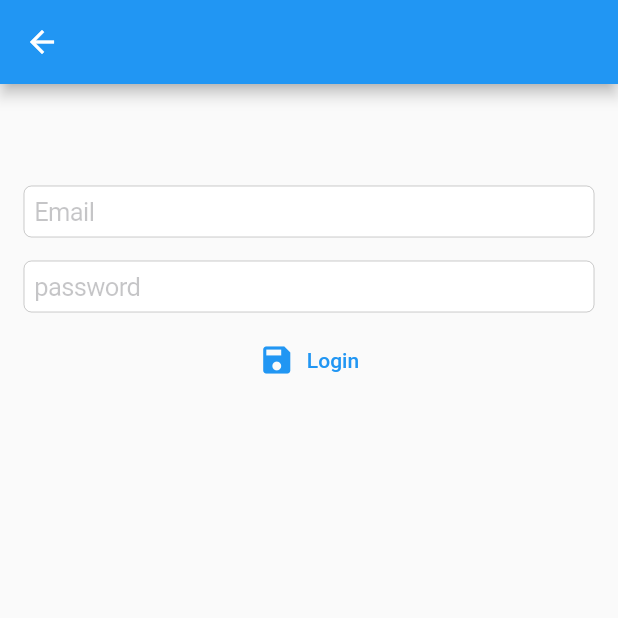
After one commit to its-dastan/flutter_nodejs_auth, a Flutter app: the screen it shows after launch, after a tap on "Login", on a phone screen of 412 x 824 dp, the top half of it. The commit adds this screen. Run offline on Flutter 3.47's test engine with Material 2 defaults, Android fonts, the phone set to English and light mode, and no system bars; our stand-ins replace shared_preferences.

```diff
--- /dev/null
+++ b/lib/pages/login_section.dart
@@ -0,0 +1,92 @@
+import 'package:flutter/material.dart';
+import 'dart:convert';
+import 'package:http/http.dart' as http;
+import 'package:flutter_nodejs_auth/pages/landing_page.dart';
+import 'package:flutter/cupertino.dart';
+import 'package:shared_preferences/shared_preferences.dart';
+
+class LoginSection extends StatefulWidget {
+  static const String id = "LoginSection";
+  @override
+  _LoginSectionState createState() => _LoginSectionState();
+}
+
+class _LoginSectionState extends State<LoginSection> {
+  static const String id = "LoginSection";
+  var email;
+  var password;
+
+  @override
+  Widget build(BuildContext context) {
+    return Scaffold(
+      appBar: AppBar(),
+      body: CupertinoPageScaffold(
+        navigationBar: CupertinoNavigationBar(
+          automaticallyImplyLeading: false,
+        ),
+        child: SafeArea(
+          child: ListView(
+            restorationId: 'text_field_demo_list_view',
+            padding: const EdgeInsets.all(16),
+            children: [
+              Padding(
+                padding: const EdgeInsets.symmetric(vertical: 8),
+                child: CupertinoTextField(
+                  onChanged: (value) => {email = value},
+                  restorationId: 'email_address_text_field',
+                  placeholder: "Email",
+                  keyboardType: TextInputType.emailAddress,
+                  clearButtonMode: OverlayVisibilityMode.editing,
+                  autocorrect: false,
+                ),
+              ),
+              Padding(
+                padding: const EdgeInsets.symmetric(vertical: 8),
+                child: CupertinoTextField(
+                  onChanged: (value) => {password = value},
+                  restorationId: 'login_password_text_field',
+                  placeholder: 'password',
+                  clearButtonMode: OverlayVisibilityMode.editing,
+                  obscureText: true,
+                  autocorrect: false,
+                ),
+              ),
+              TextButton.icon(
+                onPressed: () async {
+                  await login(email, password);
+                  SharedPreferences prefs =
+                      await SharedPreferences.getInstance();
+                  String token = (prefs.getString('token'));
+
+                  if (token != null) {
+                    Navigator.pushNamed(context, LandingScreen.id);
+                  }
+                },
+                icon: Icon(Icons.save),
+                label: Text("Login"),
+              ),
+            ],
+          ),
+        ),
+      ),
+    );
+  }
+}
+
+login(email, password) async {
+  var url = Uri.parse("http://192.168.43.101:5000/login");
+  final response = await http.post(
+    url,
+    headers: <String, String>{
+      'Content-Type': 'application/json; charset=UTF-8',
+    },
+    body: jsonEncode(<String, String>{
+      'email': email,
+      'password': password,
+    }),
+  );
+  print(response.body);
+  SharedPreferences prefs = await SharedPreferences.getInstance();
+  var parse = jsonDecode(response.body);
+  await prefs.setString('token', parse['token']);
+}
--- /dev/null
+++ b/lib/pages/pages.dart
@@ -0,0 +1,3 @@
+export 'signup_section.dart';
+export 'landing_page.dart';
+export 'login_section.dart';
--- /dev/null
+++ b/lib/pages/signup_section.dart
@@ -0,0 +1,103 @@
+import 'package:flutter/material.dart';
+import 'dart:convert';
+import 'package:http/http.dart' as http;
+import 'package:flutter/cupertino.dart';
+import 'package:shared_preferences/shared_preferences.dart';
+
+import 'pages.dart';
+
+class SignupSection extends StatefulWidget {
+  @override
+  _SignupSectionState createState() => _SignupSectionState();
+}
+
+class _SignupSectionState extends State<SignupSection> {
+  var email;
+  var password;
+
+  @override
+  Widget build(BuildContext context) {
+    checkToken() async {
+      SharedPreferences prefs = await SharedPreferences.getInstance();
+      String token = (prefs.getString('token'));
+      if (token != null) {
+        Navigator.pushNamed(context, LandingScreen.id);
+      }
+    }
+
+    checkToken();
+    return CupertinoPageScaffold(
+      navigationBar: CupertinoNavigationBar(
+        automaticallyImplyLeading: false,
+      ),
+      child: SafeArea(
+        child: ListView(
+          restorationId: 'text_field_demo_list_view',
+          padding: const EdgeInsets.all(16),
+          children: [
+            Padding(
+              padding: const EdgeInsets.symmetric(vertical: 8),
+              child: CupertinoTextField(
+                onChanged: (value) => {email = value},
+                restorationId: 'email_address_text_field',
+                placeholder: "Email",
+                keyboardType: TextInputType.emailAddress,
+                clearButtonMode: OverlayVisibilityMode.editing,
+                autocorrect: false,
+              ),
+            ),
+            Padding(
+              padding: const EdgeInsets.symmetric(vertical: 8),
+              child: CupertinoTextField(
+                onChanged: (value) => {password = value},
+                restorationId: 'login_password_text_field',
+                placeholder: 'password',
+                clearButtonMode: OverlayVisibilityMode.editing,
+                obscureText: true,
+                autocorrect: false,
+              ),
+            ),
+            TextButton.icon(
+              onPressed: () async {
+                await signup(email, password);
+                SharedPreferences prefs = await SharedPreferences.getInstance();
+                String token = (prefs.getString('token'));
+                if (token != null) {
+                  Navigator.pushNamed(context, LandingScreen.id);
+                }
+              },
+              icon: Icon(Icons.save),
+              label: Text("Sign Up"),
+            ),
+            TextButton(
+              onPressed: () {
+                Navigator.pushNamed(context, LoginSection.id);
+              },
+              child: Text("Login"),
+            )
+          ],
+        ),
+      ),
+    );
+  }
+}
+
+signup(email, password) async {
+  var url = Uri.parse("http://192.168.43.101:5000/signup");
+  final response = await http.post(
+    url,
+    headers: <String, String>{
+      'Content-Type': 'application/json; charset=UTF-8',
+    },
+    body: jsonEncode(<String, String>{
+      'email': email,
+      'password': password,
+    }),
+  );
+  print(response.body);
+  SharedPreferences prefs = await SharedPreferences.getInstance();
+  var parse = jsonDecode(response.body);
+  await prefs.setString('token', parse['token']);
+  String token = (prefs.getString('token'));
+  print(token);
+}
--- a/pubspec.yaml
+++ b/pubspec.yaml
@@ -29,7 +29,7 @@ dependencies:
   # Use with the CupertinoIcons class for iOS style icons.
   cupertino_icons: ^1.0.2
   http: ^0.13.1
-  # http2: ^2.0.0
+  shared_preferences: ^2.0.5
 
 dev_dependencies:
   flutter_test:
```
Also changed, not shown: lib/main.dart (+6 -88 lines), lib/pages/landing_page.dart (added, +29 -0 lines), pubspec.lock, 1 other file.
